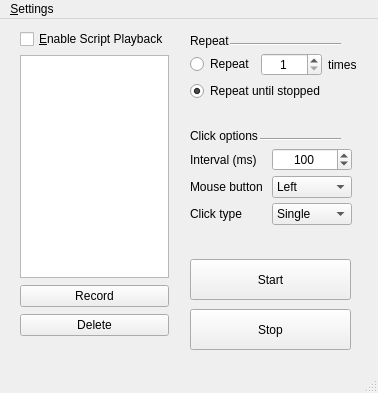
First picture: the form in pyside6_ui/mainwindow.ui, repository tonycpmeum/input_record_playback, before the edit.
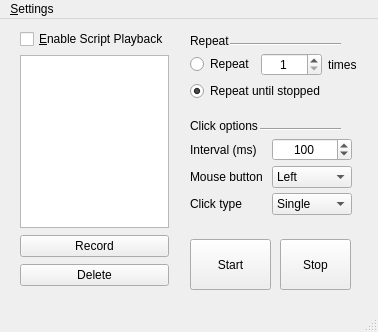
Second picture: the form after the edit. Custom widgets are drawn as their Qt base class.

Commit message: mediocre version control but better UI with tender KeyError detection

The edit to the form file:
```diff
--- a/pyside6_ui/mainwindow.ui
+++ b/pyside6_ui/mainwindow.ui
@@ -10,7 +10,7 @@
     <x>0</x>
     <y>0</y>
     <width>378</width>
-    <height>393</height>
+    <height>332</height>
    </rect>
   </property>
   <property name="windowTitle">
@@ -125,9 +125,9 @@
     <property name="geometry">
      <rect>
       <x>190</x>
-      <y>240</y>
-      <width>161</width>
-      <height>41</height>
+      <y>220</y>
+      <width>81</width>
+      <height>51</height>
      </rect>
     </property>
     <property name="text">
@@ -156,7 +156,7 @@
       <x>20</x>
       <y>10</y>
       <width>151</width>
-      <height>361</height>
+      <height>281</height>
      </rect>
     </property>
     <layout class="QVBoxLayout" name="verticalLayout">
@@ -193,7 +193,7 @@
           <x>0</x>
           <y>0</y>
           <width>149</width>
-          <height>281</height>
+          <height>231</height>
          </rect>
         </property>
         <layout class="QVBoxLayout" name="script_func_group">
@@ -258,7 +258,7 @@
     <property name="geometry">
      <rect>
       <x>180</x>
-      <y>100</y>
+      <y>90</y>
       <width>191</width>
       <height>111</height>
      </rect>
@@ -438,10 +438,10 @@
    <widget class="QPushButton" name="stop_btn">
     <property name="geometry">
      <rect>
-      <x>190</x>
-      <y>290</y>
-      <width>161</width>
-      <height>41</height>
+      <x>280</x>
+      <y>220</y>
+      <width>71</width>
+      <height>51</height>
      </rect>
     </property>
     <property name="text">
```
The commit also changes 4 other files.
